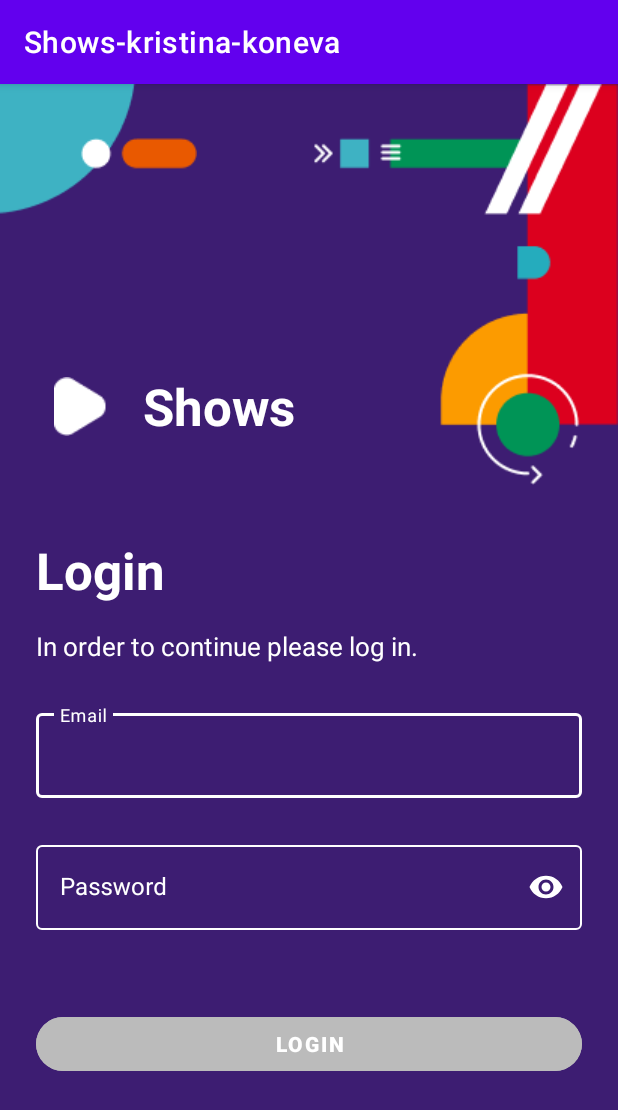
After one commit to kristinakoneva/infinum-academy-shows-app-kristinakoneva, an Android app: the fragment LoginFragment shown on its own in the app's theme, on a phone screen of 412 x 824 dp. The commit adds this screen. Shown: the top 1110 px of the screen. Run offline under Robolectric (Android 15) with nearby library versions, the phone set to English and light mode, and no system bars.

Commit message:
Create a fragment for each activity from assignment3

```diff
--- /dev/null
+++ b/app/src/main/java/infinumacademy/showsapp/kristinakoneva/LoginFragment.kt
@@ -0,0 +1,27 @@
+package infinumacademy.showsapp.kristinakoneva
+
+import android.os.Bundle
+import androidx.fragment.app.Fragment
+import android.view.LayoutInflater
+import android.view.View
+import android.view.ViewGroup
+import infinumacademy.showsapp.kristinakoneva.databinding.FragmentLoginBinding
+import infinumacademy.showsapp.kristinakoneva.databinding.FragmentShowDetailsBinding
+
+
+class LoginFragment : Fragment() {
+
+    private var _binding: FragmentLoginBinding? = null
+
+    private val binding get() = _binding!!
+
+    override fun onCreateView(inflater: LayoutInflater, container: ViewGroup?, savedInstanceState: Bundle?): View? {
+        _binding =  FragmentLoginBinding.inflate(inflater, container, false)
+        return binding.root
+    }
+
+    override fun onDestroyView() {
+        super.onDestroyView()
+        _binding = null
+    }
+}
--- /dev/null
+++ b/app/src/main/res/layout/fragment_login.xml
@@ -0,0 +1,173 @@
+<?xml version="1.0" encoding="utf-8"?>
+
+<androidx.constraintlayout.widget.ConstraintLayout xmlns:android="http://schemas.android.com/apk/res/android"
+    xmlns:app="http://schemas.android.com/apk/res-auto"
+    xmlns:tools="http://schemas.android.com/tools"
+    android:layout_width="match_parent"
+    android:layout_height="match_parent"
+    android:background="@color/purple_background"
+    tools:context=".LoginActivity">
+
+    <ImageView
+        android:id="@+id/imgTopLeftIllustration"
+        android:layout_width="wrap_content"
+        android:layout_height="wrap_content"
+        android:src="@drawable/login_layout_top_left_illustration"
+        app:layout_constraintStart_toStartOf="parent"
+        app:layout_constraintTop_toTopOf="parent" />
+
+    <ImageView
+        android:id="@+id/imgTopRightIllustration"
+        android:layout_width="wrap_content"
+        android:layout_height="wrap_content"
+        android:src="@drawable/login_layout_top_right_illustration"
+        app:layout_constraintEnd_toEndOf="parent"
+        app:layout_constraintTop_toTopOf="parent" />
+
+
+    <ImageView
+        android:id="@+id/imgPlayBtnTitle"
+        android:layout_width="wrap_content"
+        android:layout_height="wrap_content"
+        android:layout_marginStart="36dp"
+        android:layout_marginTop="108dp"
+        android:src="@drawable/play_button_for_title"
+        app:layout_constraintStart_toStartOf="parent"
+        app:layout_constraintTop_toBottomOf="@+id/imgTopLeftIllustration" />
+
+    <TextView
+        android:id="@+id/textView"
+        android:layout_width="wrap_content"
+        android:layout_height="wrap_content"
+        android:layout_marginStart="24dp"
+        android:layout_marginTop="192dp"
+        android:text="@string/title_shows"
+        android:textColor="@color/white"
+        android:textSize="34sp"
+        android:textStyle="bold"
+        app:layout_constraintStart_toEndOf="@+id/imgPlayBtnTitle"
+        app:layout_constraintTop_toTopOf="parent" />
+
+    <ScrollView
+        android:layout_width="match_parent"
+        android:layout_height="0dp"
+        app:layout_constraintTop_toBottomOf="@+id/textView"
+        app:layout_constraintEnd_toEndOf="parent"
+        app:layout_constraintStart_toStartOf="parent"
+        app:layout_constraintBottom_toBottomOf="parent"
+        >
+        <androidx.constraintlayout.widget.ConstraintLayout
+            android:layout_width="match_parent"
+            android:layout_height="wrap_content">
+
+            <TextView
+                android:id="@+id/tvLoginTitle"
+                android:layout_width="wrap_content"
+                android:layout_height="wrap_content"
+                android:layout_marginStart="24dp"
+                android:layout_marginTop="64dp"
+                android:text="@string/login_title"
+                android:textColor="@color/white"
+                android:textSize="34sp"
+                android:textStyle="bold"
+                app:layout_constraintStart_toStartOf="parent"
+                app:layout_constraintTop_toTopOf="parent" />
+
+            <TextView
+                android:id="@+id/tvLoginRequired"
+                android:layout_width="wrap_content"
+                android:layout_height="wrap_content"
+                android:layout_marginStart="24dp"
+                android:layout_marginTop="16dp"
+                android:text="@string/login_required_message"
+                app:layout_constraintStart_toStartOf="parent"
+                app:layout_constraintTop_toBottomOf="@+id/tvLoginTitle"
+                android:textColor="@color/white"
+                android:textSize="17sp"/>
+
+
+
+            <com.google.android.material.textfield.TextInputLayout
+                style="@style/Widget.MaterialComponents.TextInputLayout.OutlinedBox"
+                android:id="@+id/tilEmail"
+                android:layout_width="0dp"
+                android:layout_height="match_parent"
+                android:layout_marginStart="24dp"
+                android:layout_marginEnd="24dp"
+                android:hint="@string/hint_email"
+                app:layout_constraintEnd_toEndOf="parent"
+                app:layout_constraintStart_toStartOf="parent"
+                android:layout_marginTop="27dp"
+                app:layout_constraintTop_toBottomOf="@+id/tvLoginRequired"
+                android:textColorHint="@color/hint_text_color_selector"
+                app:boxStrokeColor="@color/edit_text_color_selector"
+                app:hintTextColor="@color/hint_text_color_selector">
+
+                <com.google.android.material.textfield.TextInputEditText
+                    android:id="@+id/etEmail"
+                    android:layout_width="match_parent"
+                    android:layout_height="wrap_content"
+                    android:textColor="@color/white"
+                    android:lines="1"
+                    android:inputType="textEmailAddress"
+                    />
+
+            </com.google.android.material.textfield.TextInputLayout>
+            <com.google.android.material.textfield.TextInputLayout
+                android:id="@+id/tilPassword"
+                android:layout_width="0dp"
+                android:layout_height="match_parent"
+                android:layout_marginStart="24dp"
+                android:layout_marginEnd="24dp"
+                android:hint="@string/hint_password"
+                app:layout_constraintEnd_toEndOf="parent"
+                app:layout_constraintStart_toStartOf="parent"
+                android:layout_marginTop="26dp"
+                app:passwordToggleEnabled="true"
+                app:passwordToggleTint="@color/password_toggle_color_selector"
+                app:layout_constraintTop_toBottomOf="@+id/tilEmail"
+                style="@style/Widget.MaterialComponents.TextInputLayout.OutlinedBox"
+                app:boxStrokeColor="@color/edit_text_color_selector"
+                android:textColorHint="@color/hint_text_color_selector"
+                app:hintTextColor="@color/hint_text_color_selector"
+                >
+
+                <com.google.android.material.textfield.TextInputEditText
+                    android:id="@+id/etPassword"
+                    android:layout_width="match_parent"
+                    android:layout_height="wrap_content"
+                    android:inputType="textPassword"
+                    android:lines="1"
+                    android:textColor="@color/white"
+                    />
+
+            </com.google.android.material.textfield.TextInputLayout>
+
+            <com.google.android.material.button.MaterialButton
+                android:id="@+id/btnLogin"
+                android:layout_width="0dp"
+                android:layout_height="match_parent"
+                android:layout_marginStart="24dp"
+                android:layout_marginEnd="24dp"
+                android:layout_marginTop="52dp"
+                android:backgroundTint="@color/login_button_background_color"
+                android:textColor="@color/login_button_text_color"
+                android:textStyle="bold"
+                android:text="@string/login"
+                app:cornerRadius="21.5dp"
+                app:layout_constraintBottom_toBottomOf="parent"
+                app:layout_constraintEnd_toEndOf="parent"
+                app:layout_constraintHorizontal_bias="0.521"
+                app:layout_constraintStart_toStartOf="parent"
+                app:layout_constraintTop_toBottomOf="@+id/tilPassword"
+                android:enabled="false"
+                />
+
+        </androidx.constraintlayout.widget.ConstraintLayout>
+
+
+    </ScrollView>
+
+
+
+</androidx.constraintlayout.widget.ConstraintLayout>
--- a/app/src/main/res/values/strings.xml
+++ b/app/src/main/res/values/strings.xml
@@ -20,4 +20,6 @@
     <string name="shows_empty_state_message">Your shows are not showing. Get it?</string>
     <string name="invalid_email_error_message">Invalid email address!</string>
     <string name="invalid_password_error_message">Invalid password!</string>
+    <!-- TODO: Remove or change this placeholder text -->
+    <string name="hello_blank_fragment">Hello blank fragment</string>
 </resources>
```
Also changed, not shown: app/src/main/java/infinumacademy/showsapp/kristinakoneva/ShowDetailsFragment.kt (added, +26 -0 lines), app/src/main/java/infinumacademy/showsapp/kristinakoneva/ShowsFragment.kt (added, +27 -0 lines), app/src/main/res/layout/fragment_show_details.xml (added, +149 -0 lines), app/src/main/res/layout/fragment_shows.xml (added, +77 -0 lines).
